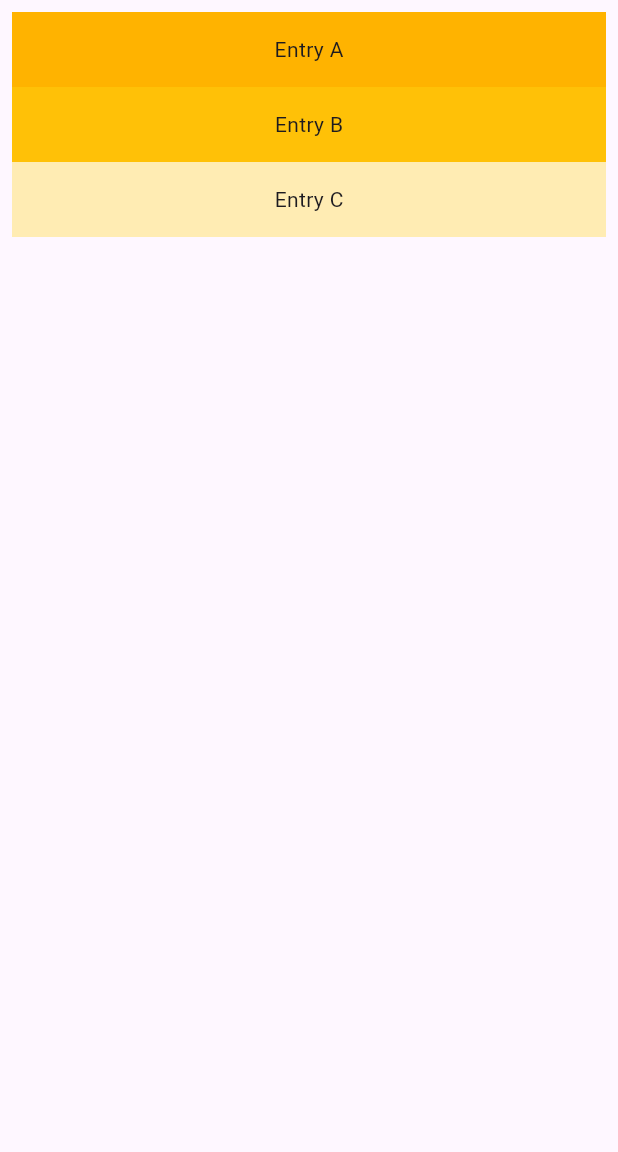
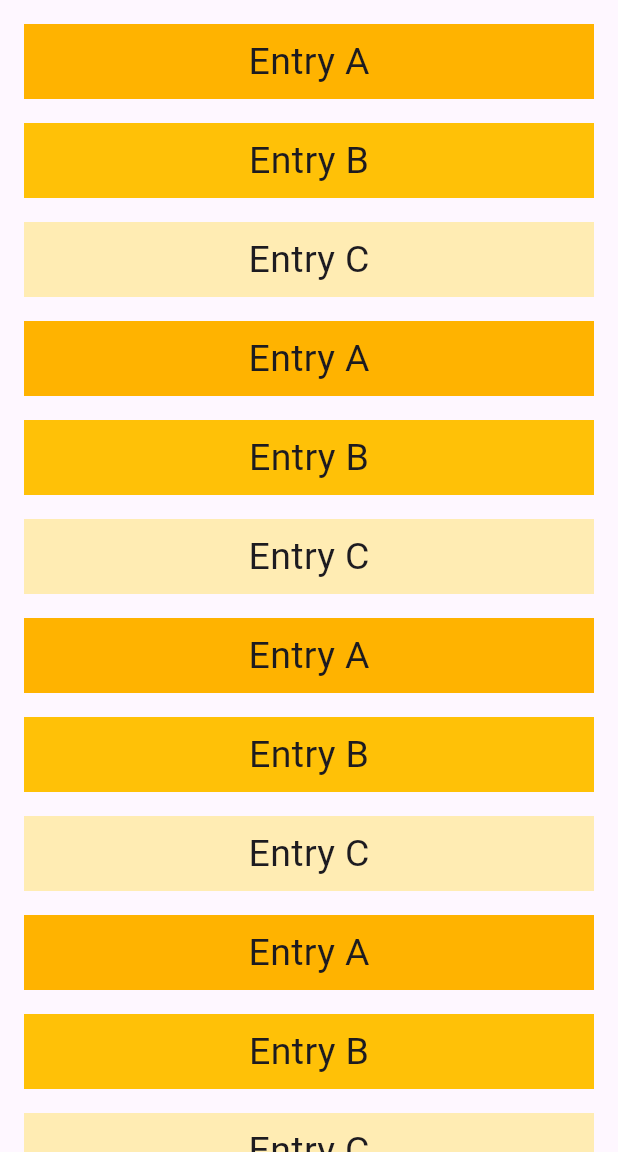
Before and after one commit to ksj-tkinuta/listview_demo, a Flutter app: the screen it shows after launch, on a phone screen of 412 x 824 dp, the part 84-1236 px from its top. Run offline on Flutter 3.47's test engine with Material 3 defaults, Android fonts, the phone set to English and light mode, and no system bars.

Commit message:
add ListView.builder

```diff
--- a/lib/my_list_page.dart
+++ b/lib/my_list_page.dart
@@ -1,40 +1,60 @@
 import 'package:flutter/material.dart';
 
 class MyListPage extends StatelessWidget {
-  const MyListPage({super.key});
+  MyListPage({super.key});
+
+  final List<String> entries = <String>[
+    'A',
+    'B',
+    'C',
+    'A',
+    'B',
+    'C',
+    'A',
+    'B',
+    'C',
+    'A',
+    'B',
+    'C'
+  ];
+  final List<int> colorCodes = <int>[
+    600,
+    500,
+    100,
+    600,
+    500,
+    100,
+    600,
+    500,
+    100,
+    600,
+    500,
+    100
+  ];
 
   @override
   Widget build(BuildContext context) {
-
     return Scaffold(
       appBar: AppBar(
-
         backgroundColor: Theme.of(context).colorScheme.inversePrimary,
-
         title: const Text('ListView'),
       ),
       body: Container(
-          child: ListView(
-            padding: const EdgeInsets.all(8),
-            children: <Widget>[
-              Container(
-                height: 50,
-                color: Colors.amber[600],
-                child: const Center(child: Text('Entry A')),
-              ),
-              Container(
-                height: 50,
-                color: Colors.amber[500],
-                child: const Center(child: Text('Entry B')),
-              ),
-              Container(
-                height: 50,
-                color: Colors.amber[100],
-                child: const Center(child: Text('Entry C')),
-              ),
-            ],
-          )
-      ),
+          child: ListView.builder(
+              padding: const EdgeInsets.all(8),
+              itemCount: entries.length,
+              itemBuilder: (BuildContext context, int index) {
+                return Padding(
+                  padding: const EdgeInsets.all(8.0),
+                  child: Container(
+                    height: 50,
+                    color: Colors.amber[colorCodes[index]],
+                    child: Center(child: Text('Entry ${entries[index]}',style: TextStyle(
+                      fontSize: 25
+                    ),)),
+                  ),
+                );
+              })),
       // This trailing comma makes auto-formatting nicer for build methods.
     );
   }
```
